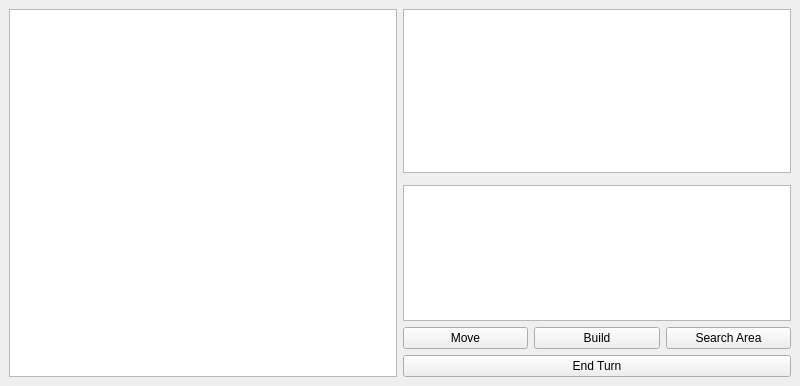
kemm0/Adam-Smith-s-Capitalization, file Game/mapwindow.ui: the form before one commit.
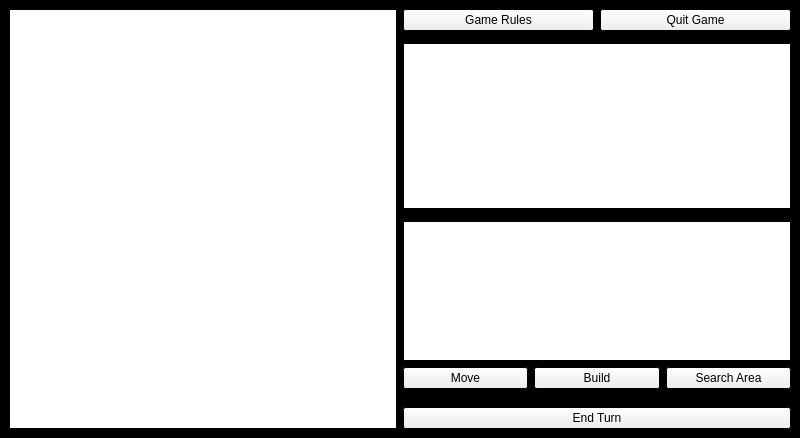
The form after the commit.

```diff
--- a/Game/mapwindow.ui
+++ b/Game/mapwindow.ui
@@ -7,15 +7,90 @@
     <x>0</x>
     <y>0</y>
     <width>800</width>
-    <height>386</height>
+    <height>438</height>
    </rect>
   </property>
+  <property name="palette">
+   <palette>
+    <active>
+     <colorrole role="Base">
+      <brush brushstyle="SolidPattern">
+       <color alpha="255">
+        <red>255</red>
+        <green>255</green>
+        <blue>255</blue>
+       </color>
+      </brush>
+     </colorrole>
+     <colorrole role="Window">
+      <brush brushstyle="SolidPattern">
+       <color alpha="255">
+        <red>0</red>
+        <green>0</green>
+        <blue>0</blue>
+       </color>
+      </brush>
+     </colorrole>
+    </active>
+    <inactive>
+     <colorrole role="Base">
+      <brush brushstyle="SolidPattern">
+       <color alpha="255">
+        <red>255</red>
+        <green>255</green>
+        <blue>255</blue>
+       </color>
+      </brush>
+     </colorrole>
+     <colorrole role="Window">
+      <brush brushstyle="SolidPattern">
+       <color alpha="255">
+        <red>0</red>
+        <green>0</green>
+        <blue>0</blue>
+       </color>
+      </brush>
+     </colorrole>
+    </inactive>
+    <disabled>
+     <colorrole role="Base">
+      <brush brushstyle="SolidPattern">
+       <color alpha="255">
+        <red>0</red>
+        <green>0</green>
+        <blue>0</blue>
+       </color>
+      </brush>
+     </colorrole>
+     <colorrole role="Window">
+      <brush brushstyle="SolidPattern">
+       <color alpha="255">
+        <red>0</red>
+        <green>0</green>
+        <blue>0</blue>
+       </color>
+      </brush>
+     </colorrole>
+    </disabled>
+   </palette>
+  </property>
   <property name="windowTitle">
    <string>MainWindow</string>
   </property>
   <widget class="QWidget" name="centralwidget">
    <layout class="QGridLayout" name="gridLayout">
-    <item row="4" column="1">
+    <item row="9" column="1">
+     <layout class="QHBoxLayout" name="horizontalLayout_2">
+      <item>
+       <widget class="QPushButton" name="pushButton_2">
+        <property name="text">
+         <string>End Turn</string>
+        </property>
+       </widget>
+      </item>
+     </layout>
+    </item>
+    <item row="6" column="1">
      <layout class="QHBoxLayout" name="horizontalLayout">
       <item>
        <widget class="QPushButton" name="moveButton">
@@ -40,22 +115,33 @@
       </item>
      </layout>
     </item>
-    <item row="0" column="1">
+    <item row="2" column="1">
      <widget class="QTextBrowser" name="gameStatsBrowser"/>
     </item>
-    <item row="5" column="1">
-     <widget class="QPushButton" name="endTurnButton">
-      <property name="text">
-       <string>End Turn</string>
-      </property>
-     </widget>
-    </item>
-    <item row="0" column="0" rowspan="6">
-     <widget class="QGraphicsView" name="gameMapView"/>
-    </item>
-    <item row="2" column="1" rowspan="2">
+    <item row="4" column="1" rowspan="2">
      <widget class="QTextBrowser" name="gameDialogueBrowser"/>
     </item>
+    <item row="0" column="1">
+     <layout class="QHBoxLayout" name="horizontalLayout_3">
+      <item>
+       <widget class="QPushButton" name="rulesButton">
+        <property name="text">
+         <string>Game Rules</string>
+        </property>
+       </widget>
+      </item>
+      <item>
+       <widget class="QPushButton" name="quitButton">
+        <property name="text">
+         <string>Quit Game</string>
+        </property>
+       </widget>
+      </item>
+     </layout>
+    </item>
+    <item row="0" column="0" rowspan="10">
+     <widget class="QGraphicsView" name="gameMapView"/>
+    </item>
    </layout>
   </widget>
  </widget>
```
